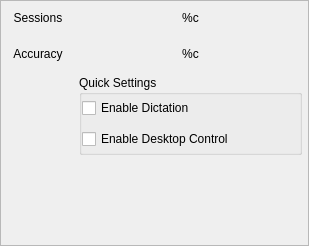
This is res/ui/settingspane-general.ui in smartboyhw/speechcontrol as Qt 5 draws it before an edit. The edited form follows.
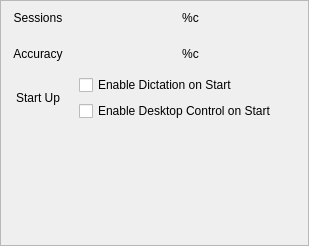
This is the edited form.

Commit message: Massive rewrite to the main window as well as the introduction of two new settings window. Added a new method to determine if dictation's enabled. Added the ability to invoke desktop control and dictation from start.

The edit to the form file:
```diff
--- a/res/ui/settingspane-general.ui
+++ b/res/ui/settingspane-general.ui
@@ -76,58 +76,7 @@
       </property>
      </widget>
     </item>
-    <item row="2" column="1">
-     <widget class="QGroupBox" name="groupBox">
-      <property name="sizePolicy">
-       <sizepolicy hsizetype="Preferred" vsizetype="Fixed">
-        <horstretch>0</horstretch>
-        <verstretch>0</verstretch>
-       </sizepolicy>
-      </property>
-      <property name="minimumSize">
-       <size>
-        <width>0</width>
-        <height>80</height>
-       </size>
-      </property>
-      <property name="maximumSize">
-       <size>
-        <width>16777215</width>
-        <height>80</height>
-       </size>
-      </property>
-      <property name="title">
-       <string>Quick Settings</string>
-      </property>
-      <widget class="QWidget" name="verticalLayoutWidget">
-       <property name="geometry">
-        <rect>
-         <x>3</x>
-         <y>18</y>
-         <width>217</width>
-         <height>61</height>
-        </rect>
-       </property>
-       <layout class="QVBoxLayout" name="verticalLayout">
-        <item>
-         <widget class="QCheckBox" name="checkBoxEnableDictation">
-          <property name="text">
-           <string>Enable Dictation</string>
-          </property>
-         </widget>
-        </item>
-        <item>
-         <widget class="QCheckBox" name="checkBoxEnableDesktopControl">
-          <property name="text">
-           <string>Enable Desktop Control</string>
-          </property>
-         </widget>
-        </item>
-       </layout>
-      </widget>
-     </widget>
-    </item>
-    <item row="3" column="0">
+    <item row="4" column="0" colspan="2">
      <spacer name="verticalSpacer">
       <property name="orientation">
        <enum>Qt::Vertical</enum>
@@ -190,7 +139,7 @@
       </property>
      </widget>
     </item>
-    <item row="2" column="0">
+    <item row="3" column="0">
      <spacer name="horizontalSpacer">
       <property name="orientation">
        <enum>Qt::Horizontal</enum>
@@ -200,26 +149,55 @@
       </property>
       <property name="sizeHint" stdset="0">
        <size>
-        <width>30</width>
+        <width>50</width>
         <height>20</height>
        </size>
       </property>
      </spacer>
     </item>
-    <item row="3" column="1">
-     <layout class="QVBoxLayout" name="verticalLayout_2">
+    <item row="2" column="0">
+     <widget class="QLabel" name="label_4">
+      <property name="sizePolicy">
+       <sizepolicy hsizetype="Fixed" vsizetype="Preferred">
+        <horstretch>0</horstretch>
+        <verstretch>0</verstretch>
+       </sizepolicy>
+      </property>
+      <property name="minimumSize">
+       <size>
+        <width>70</width>
+        <height>30</height>
+       </size>
+      </property>
+      <property name="maximumSize">
+       <size>
+        <width>70</width>
+        <height>30</height>
+       </size>
+      </property>
+      <property name="text">
+       <string>Start Up</string>
+      </property>
+      <property name="alignment">
+       <set>Qt::AlignCenter</set>
+      </property>
+     </widget>
+    </item>
+    <item row="2" column="1">
+     <layout class="QVBoxLayout" name="verticalLayout">
       <item>
-       <spacer name="verticalSpacer_2">
-        <property name="orientation">
-         <enum>Qt::Vertical</enum>
+       <widget class="QCheckBox" name="checkBoxEnableDictation">
+        <property name="text">
+         <string>Enable Dictation on Start</string>
         </property>
-        <property name="sizeHint" stdset="0">
-         <size>
-          <width>20</width>
-          <height>40</height>
-         </size>
+       </widget>
+      </item>
+      <item>
+       <widget class="QCheckBox" name="checkBoxEnableDesktopControl">
+        <property name="text">
+         <string>Enable Desktop Control on Start</string>
         </property>
-       </spacer>
+       </widget>
       </item>
      </layout>
     </item>
```
The commit also changes 13 other files.
